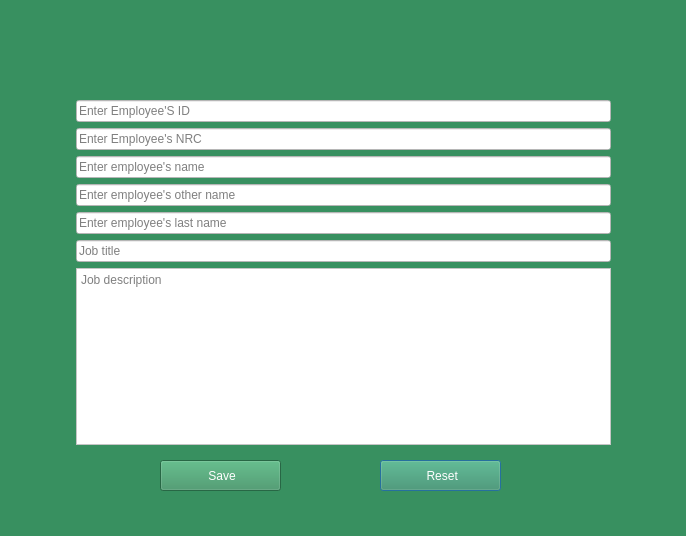
This is addgardener.ui in Rabsoninnora/RoseGardenPlantCareSystem as Qt 5 draws it before an edit. The edited form follows.
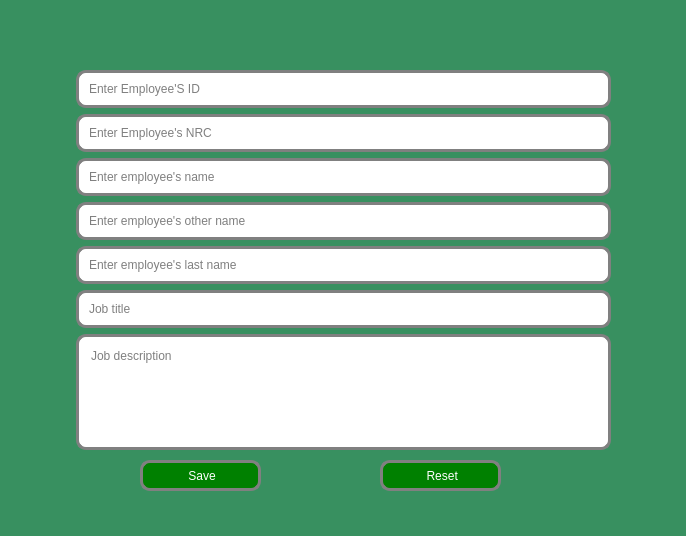
This is the edited form. Icons and pictures are not drawn.

```diff
--- a/addgardener.ui
+++ b/addgardener.ui
@@ -14,22 +14,36 @@
    <string>The Rose Garden Nursery  System 1.0</string>
   </property>
   <property name="styleSheet">
-   <string notr="true">background-color: rgb(56, 144, 96);</string>
+   <string notr="true">
+QDialog{
+background-color: rgb(56, 144, 96);
+background-image: url(:/images/beauty.png);
+
+}</string>
   </property>
   <widget class="QWidget" name="formLayoutWidget">
    <property name="geometry">
     <rect>
      <x>70</x>
-     <y>100</y>
+     <y>70</y>
      <width>541</width>
-     <height>345</height>
+     <height>380</height>
     </rect>
    </property>
    <layout class="QFormLayout" name="formLayout">
     <item row="0" column="1">
      <widget class="QLineEdit" name="txtEmployeeID">
       <property name="styleSheet">
-       <string notr="true">background-color: rgb(255, 255, 255);</string>
+       <string notr="true">
+ QLineEdit {
+  border:3px solid gray;
+  border-radius: 10px;
+  padding: 8px 8px;
+  background: rgb(255, 255, 255);
+  font: 500 12pt ;
+  color: rgb(0, 0, 0);;
+}
+</string>
       </property>
       <property name="placeholderText">
        <string>Enter Employee'S ID</string>
@@ -39,7 +53,15 @@
     <item row="1" column="1">
      <widget class="QLineEdit" name="txtNationalID">
       <property name="styleSheet">
-       <string notr="true">background-color: rgb(255, 255, 255);</string>
+       <string notr="true">
+ QLineEdit {
+  border:3px solid gray;
+  border-radius: 10px;
+  padding: 8px 8px;
+  background: rgb(255, 255, 255);
+  font: 500 12pt ;
+  color: rgb(0, 0, 0);;
+}</string>
       </property>
       <property name="placeholderText">
        <string>Enter Employee's NRC</string>
@@ -49,7 +71,15 @@
     <item row="2" column="1">
      <widget class="QLineEdit" name="txtName">
       <property name="styleSheet">
-       <string notr="true">background-color: rgb(255, 255, 255);</string>
+       <string notr="true">
+ QLineEdit {
+  border:3px solid gray;
+  border-radius: 10px;
+  padding: 8px 8px;
+  background: rgb(255, 255, 255);
+  font: 500 12pt ;
+  color: rgb(0, 0, 0);;
+}</string>
       </property>
       <property name="placeholderText">
        <string>Enter employee's name</string>
@@ -59,7 +89,15 @@
     <item row="3" column="1">
      <widget class="QLineEdit" name="txtMiddleName">
       <property name="styleSheet">
-       <string notr="true">background-color: rgb(255, 255, 255);</string>
+       <string notr="true">
+ QLineEdit {
+  border:3px solid gray;
+  border-radius: 10px;
+  padding: 8px 8px;
+  background: rgb(255, 255, 255);
+  font: 500 12pt ;
+  color: rgb(0, 0, 0);;
+}</string>
       </property>
       <property name="placeholderText">
        <string>Enter employee's other name</string>
@@ -69,7 +107,15 @@
     <item row="4" column="1">
      <widget class="QLineEdit" name="txtLastName">
       <property name="styleSheet">
-       <string notr="true">background-color: rgb(255, 255, 255);</string>
+       <string notr="true">
+ QLineEdit {
+  border:3px solid gray;
+  border-radius: 10px;
+  padding: 8px 8px;
+  background: rgb(255, 255, 255);
+  font: 500 12pt ;
+  color: rgb(0, 0, 0);;
+}</string>
       </property>
       <property name="placeholderText">
        <string>Enter employee's last name</string>
@@ -79,7 +125,15 @@
     <item row="5" column="1">
      <widget class="QLineEdit" name="txtJobTitle">
       <property name="styleSheet">
-       <string notr="true">background-color: rgb(255, 255, 255);</string>
+       <string notr="true">
+ QLineEdit {
+  border:3px solid gray;
+  border-radius: 10px;
+  padding: 8px 8px;
+  background: rgb(255, 255, 255);
+  font: 500 12pt ;
+  color: rgb(0, 0, 0);;
+}</string>
       </property>
       <property name="placeholderText">
        <string>Job title</string>
@@ -89,7 +143,15 @@
     <item row="6" column="1">
      <widget class="QPlainTextEdit" name="txtDescription">
       <property name="styleSheet">
-       <string notr="true">background-color: rgb(255, 255, 255);</string>
+       <string notr="true">
+ QPlainTextEdit {
+  border:3px solid gray;
+  border-radius: 10px;
+  padding: 8px 8px;
+  background: rgb(255, 255, 255);
+  font: 500 12pt ;
+  color: rgb(0, 0, 0);;
+}</string>
       </property>
       <property name="placeholderText">
        <string>Job description</string>
@@ -108,8 +170,16 @@
     </rect>
    </property>
    <property name="styleSheet">
-    <string notr="true">color: rgb(255, 255, 255);
-font: 700 12pt &quot;Ubuntu&quot;;</string>
+    <string notr="true">
+ QPushButton {
+  border:3px solid gray;
+  border-radius: 10px;
+  padding: 0 10px;
+  background: green;
+ font: 500 12pt ;
+ color: rgb(255, 255, 255);
+
+}</string>
    </property>
    <property name="text">
     <string> Reset</string>
@@ -118,15 +188,23 @@
   <widget class="QPushButton" name="btnSave">
    <property name="geometry">
     <rect>
-     <x>160</x>
+     <x>140</x>
      <y>460</y>
      <width>121</width>
      <height>31</height>
     </rect>
    </property>
    <property name="styleSheet">
-    <string notr="true">color: rgb(255, 255, 255);
-font: 700 12pt &quot;Ubuntu&quot;;</string>
+    <string notr="true">
+ QPushButton {
+  border:3px solid gray;
+  border-radius: 10px;
+  padding: 0 10px;
+  background: green;
+ font: 500 12pt ;
+ color: rgb(255, 255, 255);
+
+}</string>
    </property>
    <property name="text">
     <string> Save</string>
```
